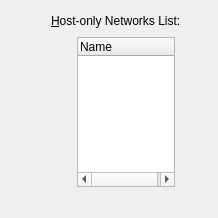
The window that vbox/src/VBox/Frontends/VirtualBox/ui/VBoxGLSettingsNetwork.ui (jljuxgm/vboxgit) describes before a commit, drawn with Qt 5.
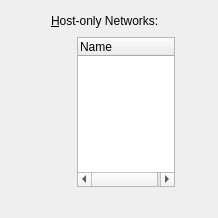
The same window after the commit. Custom widgets are drawn as their Qt base class.

The edit to the form file:
```diff
--- a/vbox/src/VBox/Frontends/VirtualBox/ui/VBoxGLSettingsNetwork.ui
+++ b/vbox/src/VBox/Frontends/VirtualBox/ui/VBoxGLSettingsNetwork.ui
@@ -47,7 +47,7 @@
    <item row="0" column="1" colspan="3">
     <widget class="QLabel" name="mLbPageName">
      <property name="text">
-      <string>&amp;Host-only Networks List:</string>
+      <string>&amp;Host-only Networks:</string>
      </property>
      <property name="buddy">
       <cstring>mTwInterfaces</cstring>
```
